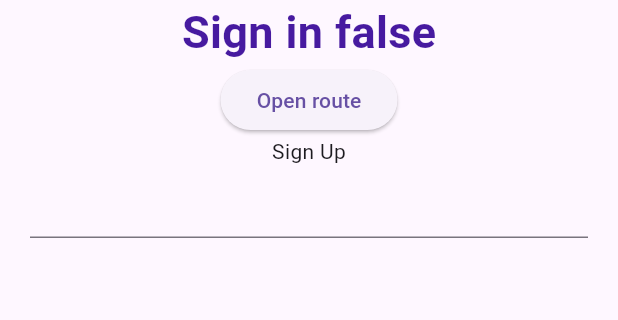
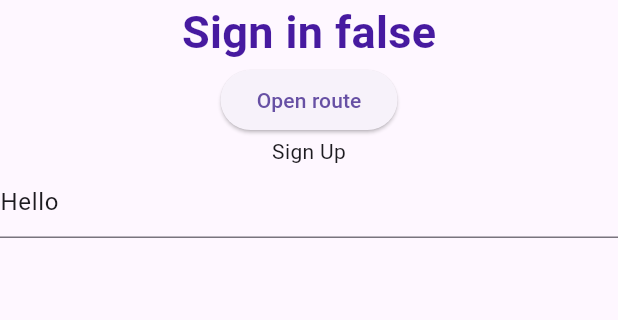
Before and after one commit to specsxc/flutter-app, a Flutter app: the screen it shows after launch, on a phone screen of 412 x 824 dp, the part 287-607 px from its top. Run offline on Flutter 3.47's test engine with Material 3 defaults, Android fonts, the phone set to English and light mode, and no system bars.

Commit message:
initialValue

```diff
--- a/lib/views/login/login_view.dart
+++ b/lib/views/login/login_view.dart
@@ -2,6 +2,7 @@ import 'package:flutter/material.dart';
 import 'package:flutter_app/utils/my_colors.dart';
 import 'package:flutter_app/utils/my_images.dart';
 import 'package:flutter_app/views/register/register_view.dart';
+import 'package:flutter_app/views/widgets/basic_text_form_field.dart';
 
 class LoginView extends StatefulWidget {
   const LoginView({super.key});
@@ -43,9 +44,8 @@ class _LoginViewState extends State<LoginView> {
                   });
                 },
               ),
-              Padding(
-                padding: const EdgeInsets.symmetric(horizontal: 20),
-                child: TextFormField(),
+              const BasicTextFormField(
+                initialValue: 'Hello',
               ),
             ],
           ),
--- a/lib/views/widgets/basic_text_form_field.dart
+++ b/lib/views/widgets/basic_text_form_field.dart
@@ -1,10 +1,12 @@
 import 'package:flutter/material.dart';
 
 class BasicTextFormField extends StatelessWidget {
-  const BasicTextFormField({super.key});
+  final String initialValue;
+
+  const BasicTextFormField({required this.initialValue, super.key});
 
   @override
   Widget build(BuildContext context) {
-    return const Placeholder();
+    return TextFormField(initialValue: initialValue);
   }
 }
```
